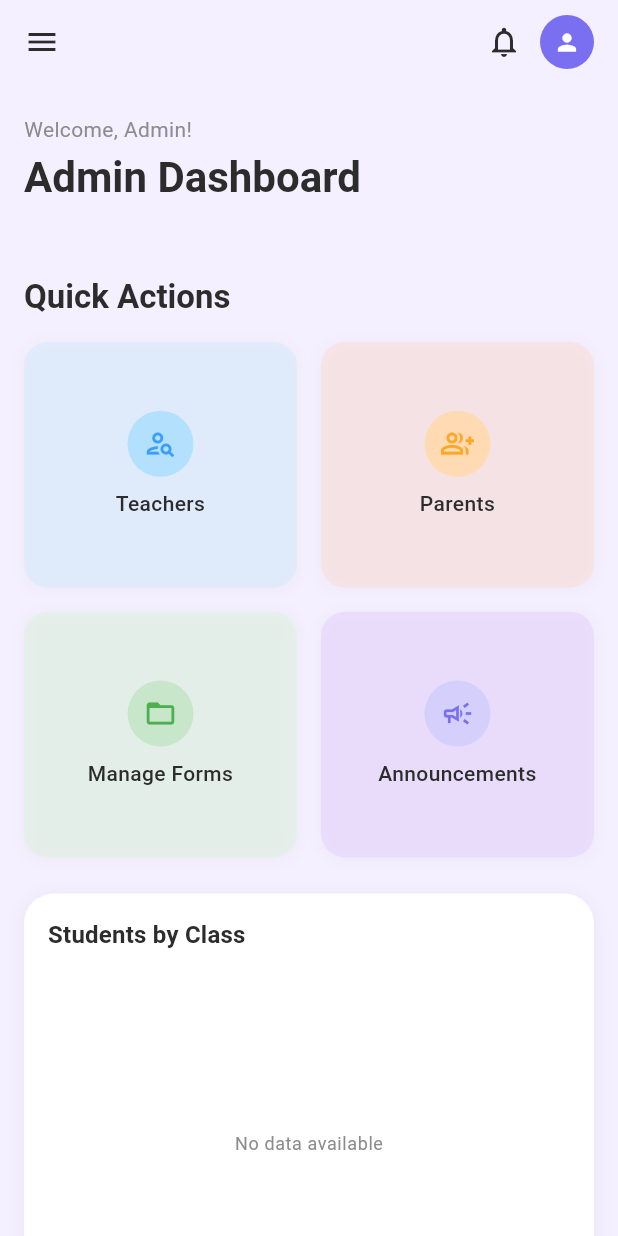
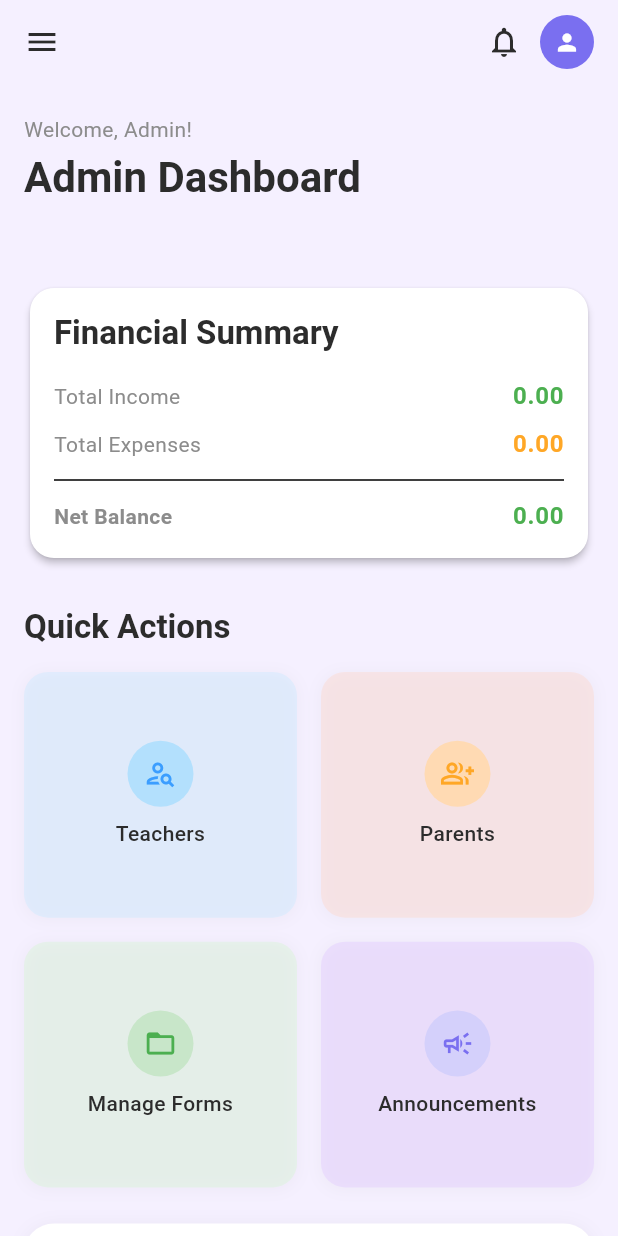
Before and after one commit to Sayarhtoo1/edu_sync, a Flutter app: the AdminPanelScreen screen opened directly, on a phone screen of 412 x 824 dp. Run offline on Flutter 3.47's test engine with Material 3 defaults, Android fonts, the phone set to English and light mode, and no system bars; our stand-ins replace connectivity_plus, fl_chart, floor, flutter_local_notifications, image_picker, shared_preferences and 2 more; accounts and stored records are empty; generated files the repository leaves out were written again; Roboto replaces fonts that are missing (Poppins).

Commit message:
second v

```diff
--- a/edu_sync/lib/main.dart
+++ /dev/null
@@ -1,122 +0,0 @@
-import 'package:flutter/material.dart';
-
-void main() {
-  runApp(const MyApp());
-}
-
-class MyApp extends StatelessWidget {
-  const MyApp({super.key});
-
-  // This widget is the root of your application.
-  @override
-  Widget build(BuildContext context) {
-    return MaterialApp(
-      title: 'Flutter Demo',
-      theme: ThemeData(
-        // This is the theme of your application.
-        //
-        // TRY THIS: Try running your application with "flutter run". You'll see
-        // the application has a purple toolbar. Then, without quitting the app,
-        // try changing the seedColor in the colorScheme below to Colors.green
-        // and then invoke "hot reload" (save your changes or press the "hot
-        // reload" button in a Flutter-supported IDE, or press "r" if you used
-        // the command line to start the app).
-        //
-        // Notice that the counter didn't reset back to zero; the application
-        // state is not lost during the reload. To reset the state, use hot
-        // restart instead.
-        //
-        // This works for code too, not just values: Most code changes can be
-        // tested with just a hot reload.
-        colorScheme: ColorScheme.fromSeed(seedColor: Colors.deepPurple),
-      ),
-      home: const MyHomePage(title: 'Flutter Demo Home Page'),
-    );
-  }
-}
-
-class MyHomePage extends StatefulWidget {
-  const MyHomePage({super.key, required this.title});
-
-  // This widget is the home page of your application. It is stateful, meaning
-  // that it has a State object (defined below) that contains fields that affect
-  // how it looks.
-
-  // This class is the configuration for the state. It holds the values (in this
-  // case the title) provided by the parent (in this case the App widget) and
-  // used by the build method of the State. Fields in a Widget subclass are
-  // always marked "final".
-
-  final String title;
-
-  @override
-  State<MyHomePage> createState() => _MyHomePageState();
-}
-
-class _MyHomePageState extends State<MyHomePage> {
-  int _counter = 0;
-
-  void _incrementCounter() {
-    setState(() {
-      // This call to setState tells the Flutter framework that something has
-      // changed in this State, which causes it to rerun the build method below
-      // so that the display can reflect the updated values. If we changed
-      // _counter without calling setState(), then the build method would not be
-      // called again, and so nothing would appear to happen.
-      _counter++;
-    });
-  }
-
-  @override
-  Widget build(BuildContext context) {
-    // This method is rerun every time setState is called, for instance as done
-    // by the _incrementCounter method above.
-    //
-    // The Flutter framework has been optimized to make rerunning build methods
-    // fast, so that you can just rebuild anything that needs updating rather
-    // than having to individually change instances of widgets.
-    return Scaffold(
-      appBar: AppBar(
-        // TRY THIS: Try changing the color here to a specific color (to
-        // Colors.amber, perhaps?) and trigger a hot reload to see the AppBar
-        // change color while the other colors stay the same.
-        backgroundColor: Theme.of(context).colorScheme.inversePrimary,
-        // Here we take the value from the MyHomePage object that was created by
-        // the App.build method, and use it to set our appbar title.
-        title: Text(widget.title),
-      ),
-      body: Center(
-        // Center is a layout widget. It takes a single child and positions it
-        // in the middle of the parent.
-        child: Column(
-          // Column is also a layout widget. It takes a list of children and
-          // arranges them vertically. By default, it sizes itself to fit its
-          // children horizontally, and tries to be as tall as its parent.
-          //
-          // Column has various properties to control how it sizes itself and
-          // how it positions its children. Here we use mainAxisAlignment to
-          // center the children vertically; the main axis here is the vertical
-          // axis because Columns are vertical (the cross axis would be
-          // horizontal).
-          //
-          // TRY THIS: Invoke "debug painting" (choose the "Toggle Debug Paint"
-          // action in the IDE, or press "p" in the console), to see the
-          // wireframe for each widget.
-          mainAxisAlignment: MainAxisAlignment.center,
-          children: <Widget>[
-            const Text('You have pushed the button this many times:'),
-            Text(
-              '$_counter',
-              style: Theme.of(context).textTheme.headlineMedium,
-            ),
-          ],
-        ),
-      ),
-      floatingActionButton: FloatingActionButton(
-        onPressed: _incrementCounter,
-        tooltip: 'Increment',
-        child: const Icon(Icons.add),
-      ), // This trailing comma makes auto-formatting nicer for build methods.
-    );
-  }
-}
--- a/lib/models/attendance.dart
+++ b/lib/models/attendance.dart
@@ -14,9 +14,8 @@ class Attendance {
   @TypeConverters([DateTimeConverter])
   final DateTime date;
 
-  @ColumnInfo(name: 'is_present') // Ensure column name matches Supabase
-  final bool isPresent;
-  final String? status;
+  // Removed isPresent, status is now the source of truth
+  final String status; // Changed to non-nullable, as DB has a default and CHECK constraint
   @ColumnInfo(name: 'marked_by_teacher_id') // Ensure column name matches Supabase
   final String? markedByTeacherId; // UUID String of the teacher
 
@@ -25,8 +24,7 @@ class Attendance {
     required this.classId,
     required this.studentId,
     required this.date,
-    required this.isPresent,
-    this.status,
+    required this.status, // Changed from isPresent
     this.markedByTeacherId,
   });
 
@@ -36,20 +34,18 @@ class Attendance {
       classId: map['class_id'] as int, // Corrected to int
       studentId: map['student_id'] as int,
       date: DateTime.parse(map['date'] as String),
-      isPresent: map['is_present'] as bool? ?? false,
-      status: map['status'] as String?,
+      status: map['status'] as String? ?? 'Present', // Default if null, though DB should prevent null
       markedByTeacherId: map['marked_by_teacher_id'] as String?,
     );
   }
 
   Map<String, dynamic> toMap() {
     return {
-      // 'id': id,
+      // 'id': id, // Should not be sent for insert if auto-generated
       'class_id': classId,
       'student_id': studentId,
       'date': DateFormat('yyyy-MM-dd').format(date),
-      'is_present': isPresent,
-      'status': status,
+      'status': status, // status is now directly used
       'marked_by_teacher_id': markedByTeacherId,
     };
   }
--- a/lib/screens/admin/admin_panel_screen.dart
+++ b/lib/screens/admin/admin_panel_screen.dart
@@ -9,6 +9,9 @@ import 'package:edu_sync/services/class_service.dart'; // Import ClassService
 import 'package:edu_sync/services/custom_form_service.dart';
 import 'package:edu_sync/services/form_response_service.dart';
 import 'package:edu_sync/models/form_response.dart';
+import 'package:edu_sync/services/finance_service.dart'; // Added FinanceService import
+import 'package:edu_sync/models/income.dart'; // Added Income model import
+import 'package:edu_sync/models/expense.dart'; // Added Expense model import
 // import 'package:edu_sync/models/student.dart' as app_student; // No longer aliased
 import 'package:edu_sync/l10n/app_localizations.dart';
 import 'package:intl/intl.dart';
@@ -102,6 +105,7 @@ class _AdminPanelScreenState extends State<AdminPanelScreen> {
   final ClassService _classService = ClassService(); // Added ClassService
   final CustomFormService _customFormService = CustomFormService();
   final FormResponseService _formResponseService = FormResponseService();
+  final FinanceService _financeService = FinanceService(); // Added FinanceService instance
 
   bool _isLoading = true; // Single loading state for simplicity initially
 
@@ -114,6 +118,11 @@ class _AdminPanelScreenState extends State<AdminPanelScreen> {
   // Data for recent activity
   List<ActivityLogItem> _activityLogs = [];
   String? _adminProfilePhotoUrl;
+
+  // State variables for financial summary
+  double _totalIncome = 0.0;
+  double _totalExpenses = 0.0;
+  double _netBalance = 0.0;
 
 
   @override
@@ -140,6 +149,9 @@ class _AdminPanelScreenState extends State<AdminPanelScreen> {
 
     if (currentSchool != null) {
       try {
+        // Load financial summary
+        await _loadFinancialSummary(currentSchool.id);
+
         // Fetch counts for summary cards
         final teachers = await _authService.getUsersByRole('Teacher', currentSchool.id);
         final parents = await _authService.getUsersByRole('Parent', currentSchool.id);
@@ -266,6 +278,8 @@ class _AdminPanelScreenState extends State<AdminPanelScreen> {
                       const SizedBox(height: 24),
                       _buildSummaryItemsGrid(context, textTheme, l10n),
                       const SizedBox(height: 24),
+                      _buildFinancialSummarySection(context, textTheme, l10n), // Added Financial Summary Section
+                      const SizedBox(height: 24),
                       _buildQuickActionsSection(context, textTheme, l10n), // Added Quick Actions
                       const SizedBox(height: 24),
                       _buildChartsRow(context, textTheme, l10n),
@@ -277,6 +291,29 @@ class _AdminPanelScreenState extends State<AdminPanelScreen> {
               ),
             ),
     );
+  }
+
+  Future<void> _loadFinancialSummary(int schoolId) async {
+    if (!mounted) return;
+    try {
+      final List<Income> incomeRecords = await _financeService.getIncomeRecords(schoolId);
+      final List<Expense> expenseRecords = await _financeService.getExpenseRecords(schoolId);
+
+      double currentTotalIncome = incomeRecords.fold(0.0, (sum, item) => sum + item.amount);
+      double currentTotalExpenses = expenseRecords.fold(0.0, (sum, item) => sum + item.amount);
+      double currentNetBalance = currentTotalIncome - currentTotalExpenses;
+
+      if (mounted) {
+        setState(() {
+          _totalIncome = currentTotalIncome;
+          _totalExpenses = currentTotalExpenses;
+          _netBalance = currentNetBalance;
+        });
+      }
+    } catch (e) {
+      print("Error loading financial summary: $e");
+      // Optionally show a snackbar or handle error in UI
+    }
   }
 
   Widget _buildGreetingRow(BuildContext context, TextTheme textTheme, AppLocalizations l10n) {
@@ -380,6 +417,67 @@ class _AdminPanelScreenState extends State<AdminPanelScreen> {
       );
     });
   }
+
+  Widget _buildFinancialSummarySection(BuildContext context, TextTheme textTheme, AppLocalizations l10n) {
+    final NumberFormat currencyFormat = NumberFormat.currency(locale: l10n.localeName, symbol: ''); // Adjust symbol as needed, or use l10n for currency symbol
+
+    return Card(
+      elevation: 2,
+      shape: RoundedRectangleBorder(borderRadius: BorderRadius.circular(16)),
+      color: cardBackgroundColor,
+      child: Padding(
+        padding: const EdgeInsets.all(16.0),
+        child: Column(
+          crossAxisAlignment: CrossAxisAlignment.start,
+          children: [
+            Text(
+              l10n.financialSummaryTitle, // "Financial Summary"
+              style: textTheme.titleLarge?.copyWith(color: textDarkGrey, fontWeight: FontWeight.w600),
+            ),
+            const SizedBox(height: 16),
+            _buildFinancialDetailRow(
+              l10n.totalIncomeLabel, // "Total Income:"
+              currencyFormat.format(_totalIncome),
+              iconColorEarnings, // Green
+              textTheme,
+            ),
+            const SizedBox(height: 8),
+            _buildFinancialDetailRow(
+              l10n.totalExpensesLabel, // "Total Expenses:"
+              currencyFormat.format(_totalExpenses),
+              iconColorParents, // Orange/Red for expenses
+              textTheme,
+            ),
+            const Divider(height: 24, thickness: 1),
+            _buildFinancialDetailRow(
+              l10n.netBalanceLabel, // "Net Balance:"
+              currencyFormat.format(_netBalance),
+              _netBalance >= 0 ? iconColorEarnings : iconColorParents, // Green if positive, Red/Orange if negative
+              textTheme,
+              isBold: true,
+            ),
+          ],
+        ),
+      ),
+    );
+  }
+
+  Widget _buildFinancialDetailRow(String label, String value, Color valueColor, TextTheme textTheme, {bool isBold = false}) {
+    return Row(
+      mainAxisAlignment: MainAxisAlignment.spaceBetween,
+      children: [
+        Text(
+          label,
+          style: textTheme.bodyMedium?.copyWith(color: textLightGrey, fontWeight: isBold ? FontWeight.w600 : FontWeight.normal),
+        ),
+        Text(
+          value,
+          style: textTheme.bodyLarge?.copyWith(color: valueColor, fontWeight: isBold ? FontWeight.bold : FontWeight.w600),
+        ),
+      ],
+    );
+  }
+
 
   Widget _buildChartsRow(BuildContext context, TextTheme textTheme, AppLocalizations l10n) {
     // Placeholder for charts
--- a/lib/screens/admin/edit_school_profile_screen.dart
+++ b/lib/screens/admin/edit_school_profile_screen.dart
@@ -1,4 +1,3 @@
-import 'dart:io';
 import 'dart:io';
 import 'package:flutter/material.dart';
 import 'package:image_picker/image_picker.dart';
--- a/lib/screens/teacher/attendance_marking_screen.dart
+++ b/lib/screens/teacher/attendance_marking_screen.dart
@@ -151,7 +151,7 @@ class _AttendanceMarkingScreenState extends State<AttendanceMarkingScreen> {
         studentId: studentId,
         classId: _selectedClass!.id!, // _selectedClass.id is int?
         date: _selectedDate,
-        isPresent: status == 'Present' || status == 'Late',
+        // isPresent is removed, status is now the source of truth
         status: status,
         markedByTeacherId: _currentUserId!,
       ));
--- a/lib/services/attendance_service.dart
+++ b/lib/services/attendance_service.dart
@@ -32,34 +32,22 @@ class AttendanceService {
     if (attendanceBatch.isEmpty) return true; // Nothing to save
 
     try {
-      // Supabase upsert can be useful here if records might already exist for a student/date
-      // and you want to update them. Or use insert with ON CONFLICT.
-      // For simplicity, using insert. Ensure your DB schema handles conflicts (e.g., UNIQUE constraint on student_id, class_id, date).
-
       List<Map<String, dynamic>> recordsToInsert = [];
       for (var entry in attendanceBatch) {
-        // Assuming your Attendance model's toMap() prepares data correctly for Supabase
-        // and handles the conversion of status string ('Present', 'Absent', 'Late') to DB fields (e.g., is_present boolean, status_enum)
-        // For this example, let's assume toMap() creates a map compatible with the 'attendance' table schema.
-        // The 'id' should typically be auto-generated by the DB, so remove it if present.
+        // The Attendance model's toMap() now correctly includes 'status' and excludes 'is_present'.
+        // The 'id' should be auto-generated by the DB, so remove it if present in the map from toMap().
         var map = entry.toMap();
-        map.remove('id'); // Ensure ID is not sent for insert if it's auto-incrementing
-
-        // Convert 'Present', 'Absent', 'Late' to DB representation if needed
-        // Example: if DB has 'is_present' (boolean) and 'status_detail' (text for 'Late')
-        // String status = map.remove('status_string_from_model'); // if your model has this
-        // map['is_present'] = (status == 'Present' || status == 'Late');
-        // if (status == 'Late') map['status_detail'] = 'Late'; else map['status_detail'] = null;
+        // The toMap in the model already omits 'id', so no need to remove it here explicitly if that's consistent.
+        // map.remove('id'); // This line might be redundant if toMap() already handles it.
 
         recordsToInsert.add(map);
       }
 
       // Using upsert to handle existing records for the same student, class, and date.
-      // Requires a unique constraint on (student_id, class_id, date) in your DB.
-      // Specify `onConflict` with the columns forming the unique constraint.
+      // The unique constraint (student_id, class_id, date) is defined in supabase_schema.sql.
       await _supabaseClient.from('attendance').upsert(
         recordsToInsert,
-        onConflict: 'student_id, class_id, date', // Replace with your actual unique constraint columns
+        onConflict: 'student_id, class_id, date',
       );
       return true;
     } catch (e) {
```
Also changed, not shown: edu_sync/analysis_options.yaml (deleted, +0 -28 lines), edu_sync/pubspec.yaml (deleted, +0 -89 lines), lib/services/finance_service.dart (+40 -16 lines), lib/services/notification_service.dart (+16 -11 lines), edu_sync/pubspec.lock (deleted), 127 other files.
